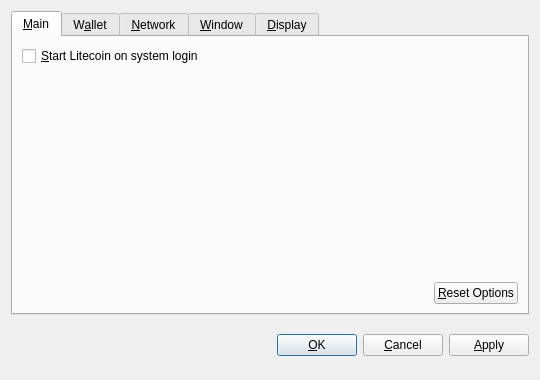
First picture: the form in src/qt/forms/optionsdialog.ui, repository CriticalNix/FunKarmaCoin, before the edit.
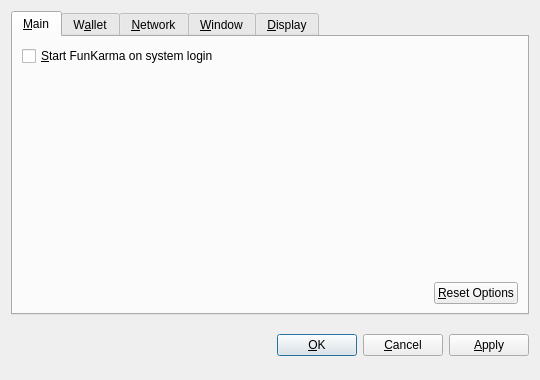
Second picture: the form after the edit. Custom widgets are drawn as their Qt base class.

```diff
--- a/src/qt/forms/optionsdialog.ui
+++ b/src/qt/forms/optionsdialog.ui
@@ -36,7 +36,7 @@
           <string>Automatically start Litecoin after logging in to the system.</string>
          </property>
          <property name="text">
-          <string>&amp;Start Litecoin on system login</string>
+          <string>&amp;Start FunKarma on system login</string>
          </property>
         </widget>
        </item>
```
Left out of the diff: 10 changed lines with no effect on the pictures.
